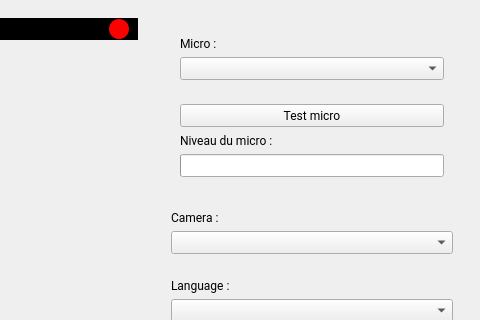
Qt form ui/main_pyside.ui (Yoan-Lespessailles/acquisition_donnees) before a commit; both pictures show x 340 to 820 and y 0 to 320 of the 820 by 595 pixel window.
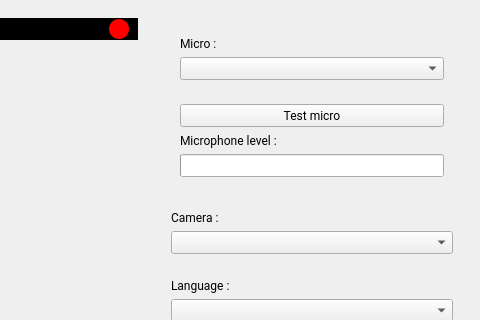
The same form after that commit.

Commit message: Ajout d'un boutton skip si l'utilisateur n'arrive pas à lire la pharse après 2 lectures

```diff
--- a/ui/main_pyside.ui
+++ b/ui/main_pyside.ui
@@ -210,7 +210,7 @@
                 </font>
                </property>
                <property name="text">
-                <string>Niveau du micro :</string>
+                <string>Microphone level :</string>
                </property>
               </widget>
              </item>
```
The commit also changes 2 other files.
